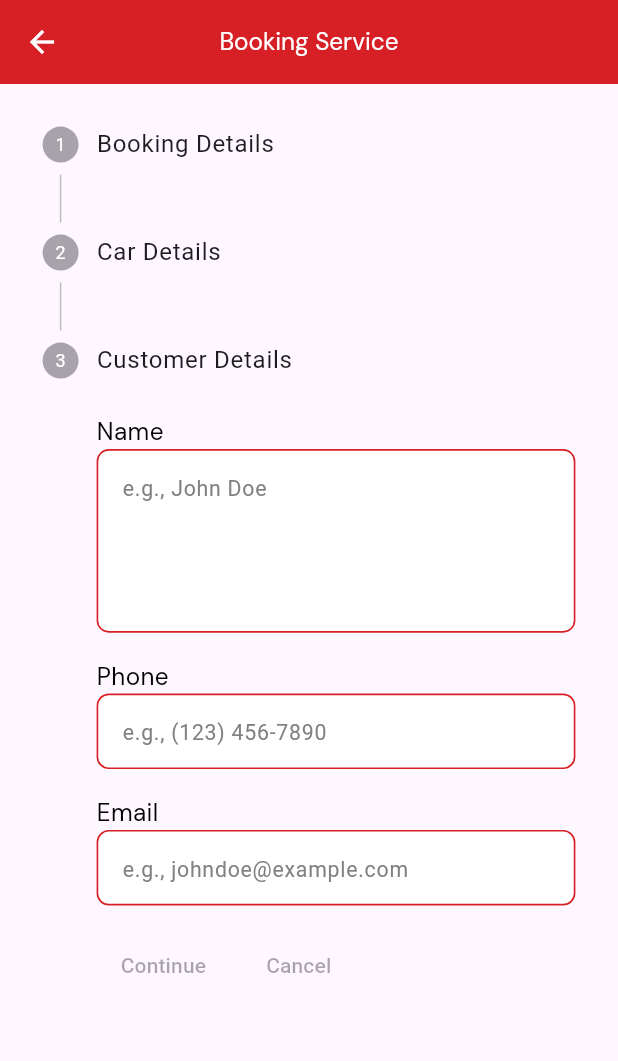
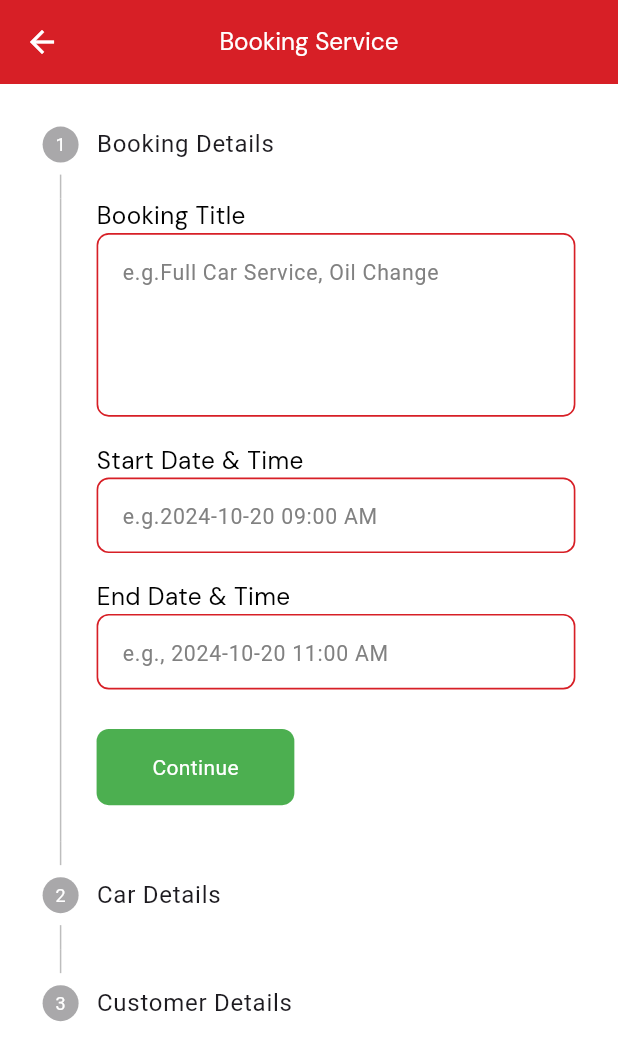
Before and after one commit to developerSajib88/Car-Workshop, a Flutter app: the BookServiceScreen screen opened directly, on a phone screen of 412 x 824 dp. Shown: the top 1061 px of the screen. Run offline on Flutter 3.47's test engine with Material 3 defaults, Android fonts, the phone set to English and light mode, and no system bars; our stand-ins replace cloud_firestore, equatable, firebase_core, flutter_animate, flutter_hooks, flutter_screenutil and 8 more; accounts and stored records are empty.

Commit message:
Booking stepper control.

```diff
--- a/lib/features/admin/book_services/book_service_screen.dart
+++ b/lib/features/admin/book_services/book_service_screen.dart
@@ -1,5 +1,7 @@
 
+import 'package:feature_first/common/widgets/buttons/primary_buttons.dart';
 import 'package:feature_first/common/widgets/text_form_fields/primary_text_form_fields.dart';
+import 'package:feature_first/core/dependency_injection/dependency_injection.dart';
 import 'package:feature_first/features/admin/book_services/booking_step/booking_step_1.dart';
 import 'package:feature_first/features/admin/book_services/booking_step/booking_step_2.dart';
 import 'package:feature_first/features/admin/book_services/booking_step/booking_step_3.dart';
@@ -12,6 +14,10 @@ class BookServiceScreen extends HookConsumerWidget {
 
   @override
   Widget build(BuildContext context, WidgetRef ref) {
+
+    final adminState = ref.watch(adminProvider);
+    final adminCtrl = ref.read(adminProvider.notifier);
+
     return Scaffold(
       appBar: AppBar(
         backgroundColor: ColorPalates.primaryColor,
@@ -30,8 +36,13 @@ class BookServiceScreen extends HookConsumerWidget {
         width: 1.sw,
         height: 1.sh,
         padding: padding2,
+        color: ColorPalates.defaultWhite,
         child: Stepper(
-            currentStep: 2,
+            currentStep: adminState.stepNumber,
+            onStepTapped: (index)=> adminCtrl.bookingStepUpdate(step: index),
+            controlsBuilder: (context,_){
+              return Container();
+            },
             steps: const <Step>[
 
               Step(
--- a/lib/features/admin/book_services/booking_step/booking_step_1.dart
+++ b/lib/features/admin/book_services/booking_step/booking_step_1.dart
@@ -1,5 +1,9 @@
+import 'package:feature_first/app/app.dart';
+import 'package:feature_first/common/widgets/buttons/widget_bounce.dart';
 import 'package:feature_first/common/widgets/text_form_fields/primary_text_form_fields.dart';
+import 'package:feature_first/core/dependency_injection/dependency_injection.dart';
 import 'package:feature_first/utils/constants/ui_constants.dart';
+import 'package:feature_first/utils/utils.dart';
 import 'package:flutter/material.dart';
 import 'package:hooks_riverpod/hooks_riverpod.dart';
 
@@ -8,7 +12,12 @@ class BookingStep1 extends HookConsumerWidget {
 
   @override
   Widget build(BuildContext context, WidgetRef ref) {
+
+    final adminState = ref.watch(adminProvider);
+    final adminCtrl = ref.read(adminProvider.notifier);
+
     return Column(
+      crossAxisAlignment: crossStart,
       children: [
 
         PrimaryTextFormFields(
@@ -31,6 +40,28 @@ class BookingStep1 extends HookConsumerWidget {
             hintText: "e.g., 2024-10-20 11:00 AM"
         ),
 
+        gap12,
+
+
+        WidgetBounce(
+            onPressed: (){
+              adminCtrl.bookingStepUpdate(step: 1);
+            },
+            child: Container(
+              width: 60.w,
+              height: 25.h,
+              alignment: Alignment.center,
+              decoration: BoxDecoration(
+                  color: Colors.green,
+                  borderRadius: radius4
+              ),
+              child: const Text(
+                "Continue",
+                style: TextStyle(color: Colors.white),
+              ),
+            ),
+        )
+
 
       ],
     );
```
Also changed, not shown: lib/features/admin/application/admin_notifier_state.dart (+8 -0 lines), lib/features/admin/book_services/booking_step/booking_step_2.dart (+26 -0 lines), lib/features/admin/book_services/booking_step/booking_step_3.dart (+28 -0 lines).
